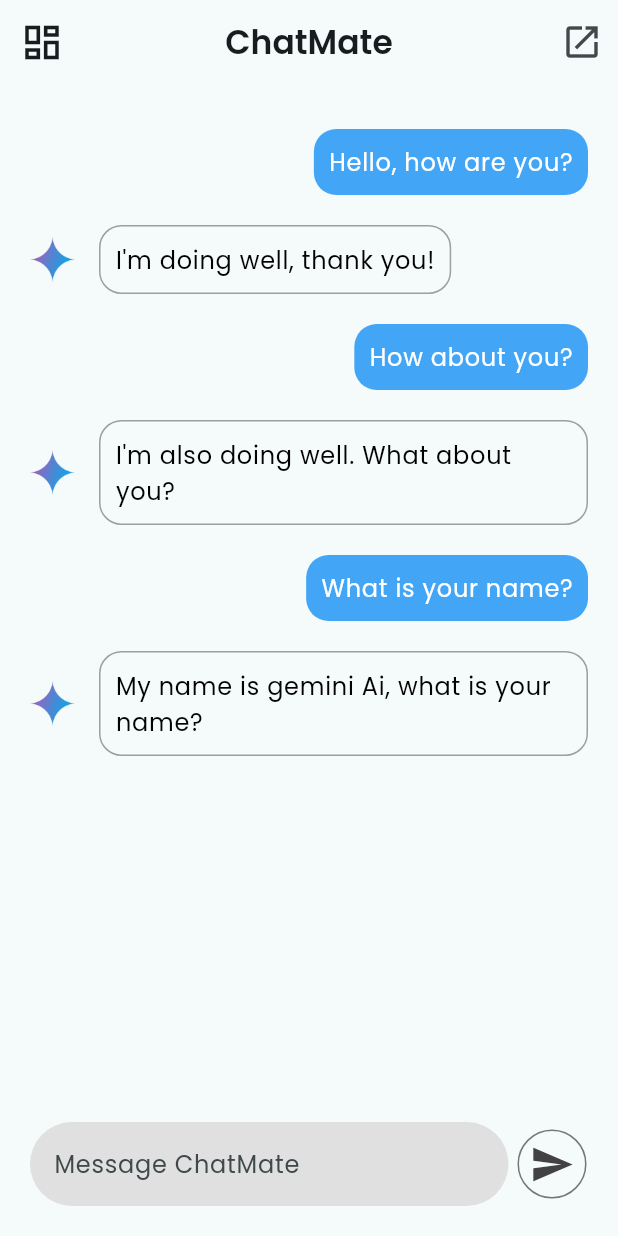
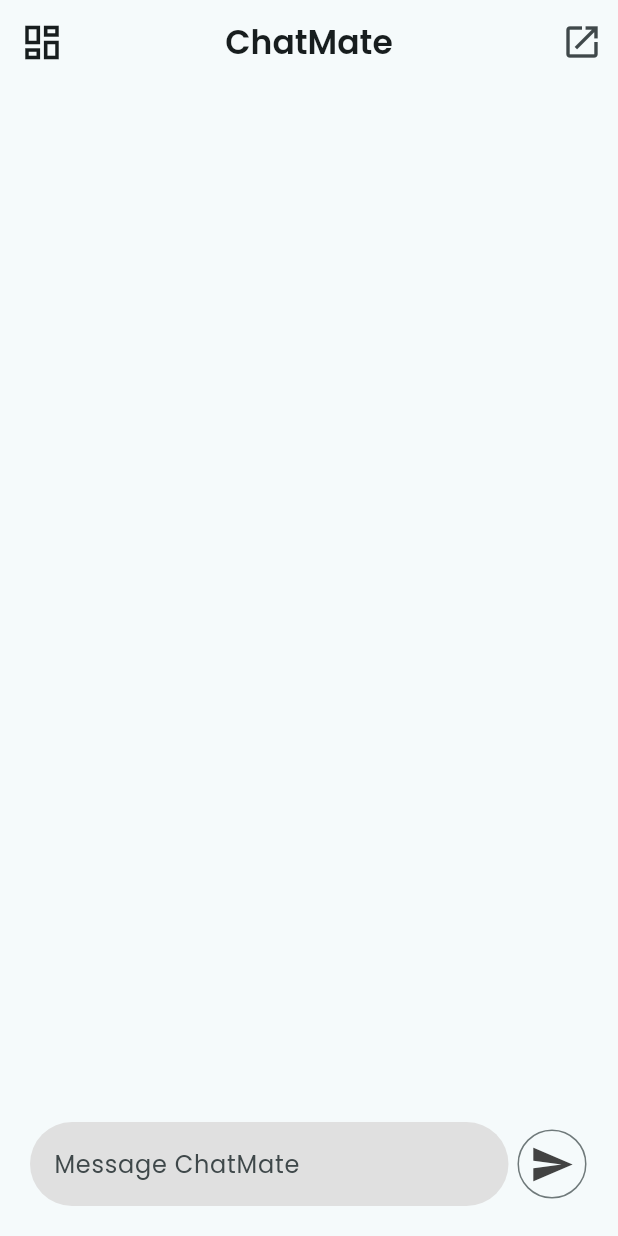
Before and after one commit to masud51435/ChatMate, a Flutter app: the screen it shows after launch, on a phone screen of 412 x 824 dp. Run offline on Flutter 3.47's test engine with Material 3 defaults, Android fonts, the phone set to English and light mode, and no system bars; our stand-ins replace get, google_fonts, google_generative_ai.

Commit message:
added gemini ai

```diff
--- /dev/null
+++ b/lib/common/message.dart
@@ -0,0 +1,8 @@
+class Message {
+  Message({
+    required this.text,
+    required this.isUser,
+  });
+  final String text;
+  final bool isUser;
+}
--- a/lib/controllers/chatmate_controller.dart
+++ b/lib/controllers/chatmate_controller.dart
@@ -1,27 +1,59 @@
+import 'package:chatmate/api/api_key.dart';
 import 'package:flutter/material.dart';
 import 'package:get/get.dart';
+import 'package:google_generative_ai/google_generative_ai.dart';
+
+import '../common/message.dart';
 
 class ChatmateController extends GetxController {
   static ChatmateController get instance => Get.find();
 
-  final TextEditingController controller = TextEditingController();
+  final TextEditingController textController = TextEditingController();
+  final ScrollController scrollController = ScrollController();
 
-  final List<Message> messages = [
-    Message(text: 'Hello, how are you?', isUser: true),
-    Message(text: 'I\'m doing well, thank you!', isUser: false),
-    Message(text: 'How about you?', isUser: true),
-    Message(text: 'I\'m also doing well. What about you?', isUser: false),
-    Message(text: 'What is your name?', isUser: true),
-    Message(text: 'My name is gemini Ai, what is your name?', isUser: false),
-    // Add more messages as needed...
-  ];
+  final RxList<dynamic> messages = [].obs;
+
+// added scroller for automatically scrolling
+  void _scrollDown() {
+    WidgetsBinding.instance.addPostFrameCallback(
+      (_) => scrollController.animateTo(
+        scrollController.position.maxScrollExtent,
+        duration: const Duration(milliseconds: 200),
+        curve: Curves.easeOut,
+      ),
+    );
+  }
+
+//added gemini functionality
+  callGeminiAiModal() async {
+    try {
+      if (textController.text.isNotEmpty) {
+        messages.add(Message(
+          text: textController.text.trim(),
+          isUser: true,
+        ));
+        _scrollDown();
+      }
+      final model = GenerativeModel(
+        model: 'gemini-1.5-flash',
+        apiKey: GEMINI_API_KEY,
+      );
+      final content = [Content.text(textController.text.trim())];
+      final response = await model.generateContent(content);
+      messages.add(
+        Message(
+          text: response.text!,
+          isUser: false,
+        ),
+      );
+      _scrollDown();
+    } catch (e) {
+      messages.add(
+        Message(
+          text: e.toString(),
+          isUser: false,
+        ),
+      );
+    }
+  }
 }
-
-class Message {
-  Message({
-    required this.text,
-    required this.isUser,
-  });
-  final String text;
-  final bool isUser;
-}
--- a/lib/main.dart
+++ b/lib/main.dart
@@ -1,3 +1,4 @@
+
 import 'package:chatmate/screens/home_page/home_page.dart';
 import 'package:flutter/material.dart';
 import 'package:get/get.dart';
--- a/lib/screens/home_page/bottom_text_field.dart
+++ b/lib/screens/home_page/bottom_text_field.dart
@@ -1,4 +1,7 @@
 import 'package:flutter/material.dart';
+import 'package:get/get.dart';
+
+import '../../controllers/chatmate_controller.dart';
 
 class BottomTextField extends StatelessWidget {
   const BottomTextField({
@@ -7,11 +10,13 @@ class BottomTextField extends StatelessWidget {
 
   @override
   Widget build(BuildContext context) {
+    final ChatmateController controller = Get.put(ChatmateController());
     return Row(
       mainAxisAlignment: MainAxisAlignment.spaceBetween,
       children: [
         Expanded(
           child: TextFormField(
+            controller: controller.textController,
             maxLines: null,
             decoration: InputDecoration(
               hintText: 'Message ChatMate',
@@ -28,7 +33,10 @@ class BottomTextField extends StatelessWidget {
         ),
         const SizedBox(width: 5),
         IconButton.outlined(
-          onPressed: () {},
+          onPressed: () {
+            controller.callGeminiAiModal();
+            controller.textController.clear();
+          },
           icon: Icon(
             Icons.send,
             size: 30,
--- a/lib/screens/home_page/home_page.dart
+++ b/lib/screens/home_page/home_page.dart
@@ -3,6 +3,7 @@ import 'package:flutter/material.dart';
 import 'package:get/get.dart';
 import 'appbar.dart';
 import 'bottom_text_field.dart';
+import 'chat_item.dart';
 
 class HomePage extends StatelessWidget {
   const HomePage({super.key});
@@ -17,13 +18,18 @@ class HomePage extends StatelessWidget {
         padding: const EdgeInsets.all(20.0),
         child: Column(
           children: [
-            Expanded(
-              child: ListView.builder(
-                itemCount: controller.messages.length,
-                itemBuilder: (BuildContext context, int index) {
-                  final message = controller.messages[index];
-                  return ChatItem(message: message);
-                },
+            Obx(
+              () => Expanded(
+                child: ListView.builder(
+                  itemCount: controller.messages.length,
+                  controller: controller.scrollController,
+                  itemBuilder: (BuildContext context, int index) {
+                    final message = controller.messages[index];
+                    return ChatItem(
+                      message: message,
+                    );
+                  },
+                ),
               ),
             ),
             const BottomTextField(),
@@ -33,54 +39,3 @@ class HomePage extends StatelessWidget {
     );
   }
 }
-
-class ChatItem extends StatelessWidget {
-  const ChatItem({
-    super.key,
-    required this.message,
-  });
-
-  final Message message;
-
-  @override
-  Widget build(BuildContext context) {
-    return ListTile(
-      contentPadding: const EdgeInsets.symmetric(
-        horizontal: 0,
-        vertical: 2,
-      ),
-      leading: message.isUser
-          ? const SizedBox.shrink()
-          : Image.asset(
-              'assets/images/gemini.png',
-              height: 30,
-            ),
-      title: Align(
-        alignment: message.isUser
-            ? Alignment.topRight
-            : Alignment.topLeft,
-        child: Container(
-          margin: message.isUser
-              ? const EdgeInsets.only(left: 60)
-              : EdgeInsets.zero,
-          padding: const EdgeInsets.all(10),
-          decoration: BoxDecoration(
-            borderRadius: BorderRadius.circular(15),
-            border: message.isUser
-                ? const Border()
-                : Border.all(color: Colors.grey),
-            color: message.isUser
-                ? Colors.blue.shade400
-                : Colors.transparent,
-          ),
-          child: Text(
-            message.text,
-            style: TextStyle(
-              color: message.isUser ? Colors.white : Colors.black,
-            ),
-          ),
-        ),
-      ),
-    );
-  }
-}
```
Also changed, not shown: lib/screens/home_page/chat_item.dart (added, +52 -0 lines).
